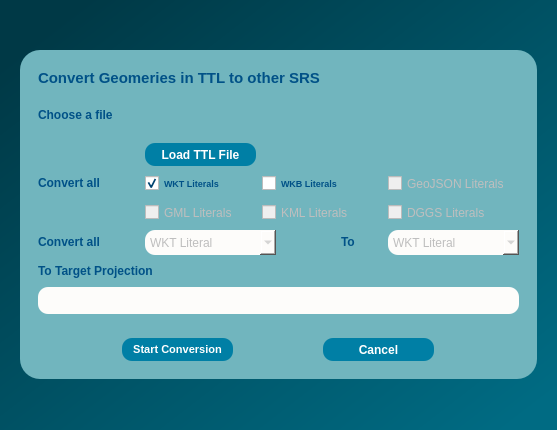
sparqlunicorn/sparqlunicornGoesGIS, file dialogs/ui/convertcrsdialog.ui: the form before one commit.
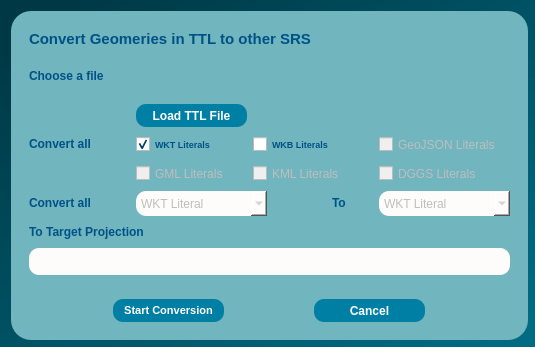
The form after the commit. Custom widgets are drawn as their Qt base class.

```diff
--- a/dialogs/ui/convertcrsdialog.ui
+++ b/dialogs/ui/convertcrsdialog.ui
@@ -6,10 +6,22 @@
    <rect>
     <x>0</x>
     <y>0</y>
-    <width>557</width>
-    <height>430</height>
+    <width>535</width>
+    <height>347</height>
    </rect>
   </property>
+  <property name="minimumSize">
+   <size>
+    <width>535</width>
+    <height>347</height>
+   </size>
+  </property>
+  <property name="maximumSize">
+   <size>
+    <width>535</width>
+    <height>347</height>
+   </size>
+  </property>
   <property name="windowTitle">
    <string>Dialog</string>
   </property>
```
